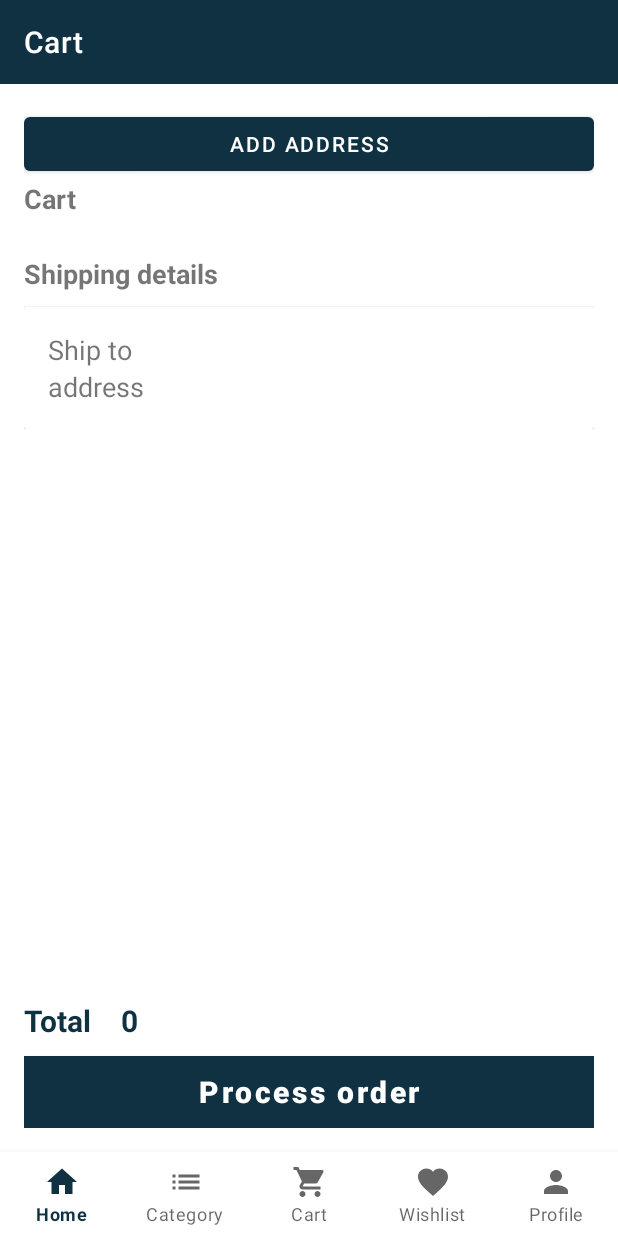
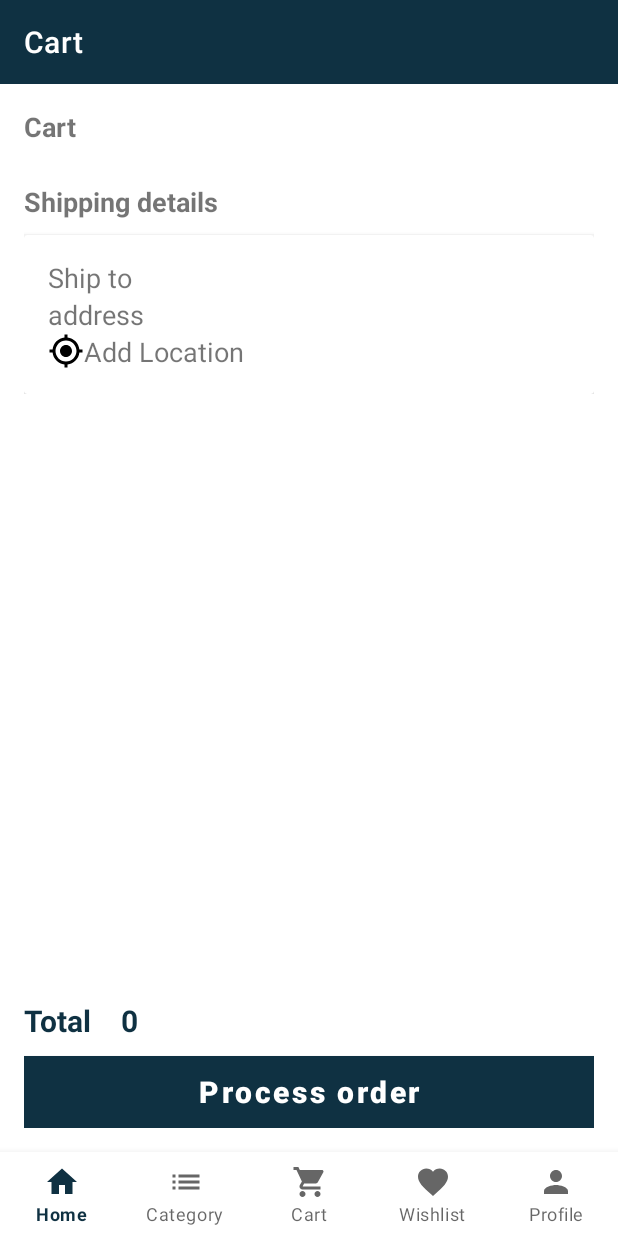
Before and after one commit to rohmanseo/Male-Shop-App, an Android app: the fragment CartFragment placed in its activity, on a phone screen of 412 x 824 dp. Run offline under Robolectric (Android 15) with nearby library versions, the phone set to English and light mode, and no system bars; libraries missing offline, so code that uses them is left out: com.androidnetworking, com.androidnetworking.common, com.androidnetworking.error, com.androidnetworking.interfaces; pictures from the network do not load; 8 statements that could not run were skipped.

Commit message:
fix add address

```diff
--- a/app/src/main/java/com/komsi/maleshop/ui/fragment/CartFragment.kt
+++ b/app/src/main/java/com/komsi/maleshop/ui/fragment/CartFragment.kt
@@ -14,6 +14,7 @@ import androidx.recyclerview.widget.RecyclerView
 import com.androidnetworking.AndroidNetworking
 import com.androidnetworking.common.Priority
 import com.androidnetworking.error.ANError
+import com.androidnetworking.interfaces.JSONObjectRequestListener
 import com.androidnetworking.interfaces.StringRequestListener
 import com.komsi.maleshop.R
 import com.komsi.maleshop.adapter.CartAdapter
@@ -28,12 +29,16 @@ import com.komsi.maleshop.utils.ConstApi
 import com.komsi.maleshop.utils.toaster
 import com.komsi.maleshop.viewmodel.CartViewModel
 import kotlinx.android.synthetic.main.fragment_cart.*
+import org.json.JSONObject
+import java.text.DecimalFormat
+import java.text.NumberFormat
 
 class CartFragment : Fragment(), ProductCallback, View.OnClickListener {
     private lateinit var adapter: CartAdapter
     private lateinit var rvCart: RecyclerView
     private lateinit var tvTotal: TextView
     private lateinit var dialogLoading: DialogFragmentLoading
+    private lateinit var tvAddressShip: TextView
 
     override fun onCreateView(inflater: LayoutInflater, container: ViewGroup?, savedInstanceState: Bundle?): View? {
         return inflater.inflate(R.layout.fragment_cart, container, false)
@@ -43,25 +48,23 @@ class CartFragment : Fragment(), ProductCallback, View.OnClickListener {
         super.onViewCreated(view, savedInstanceState)
         rvCart = view.findViewById(R.id.rv_cart) as RecyclerView
         tvTotal = view.findViewById(R.id.tv_total) as TextView
+        tvAddressShip = view.findViewById(R.id.tvAddressShip) as TextView
         dialogLoading = DialogFragmentLoading()
 
-        btn_open_alamat.setOnClickListener{
-            val intent = Intent(activity,AlamatActivity::class.java)
+        fetchProfileData()
+
+        btn_open_alamat.setOnClickListener {
+            val intent = Intent(activity, AlamatActivity::class.java)
             startActivity(intent)
         }
-
-
 
         btnOrder.setOnClickListener(this)
         fetchCart()
 
         btnOrder.setOnClickListener {
-            val intent = Intent (activity,PaymentActivity::class.java)
+            val intent = Intent(activity, PaymentActivity::class.java)
             startActivity(intent)
         }
-
-
-
 
     }
 
@@ -78,20 +81,44 @@ class CartFragment : Fragment(), ProductCallback, View.OnClickListener {
         cartViewModel.setList(requireActivity())
         cartViewModel.getList().observe(requireActivity(), androidx.lifecycle.Observer { contents ->
             adapter.setData(contents)
-            tvTotal.text = getTotalPrice(contents).toString()
+            tvTotal.text = getTotalPrice(contents)
         })
     }
 
-    fun getTotalPrice(list: ArrayList<Cart>): Double{
-        var price  = 0.0
+    private fun fetchProfileData() {
+        AndroidNetworking.initialize(requireContext())
+        AndroidNetworking.post(ConstApi.PROFILE.value)
+                .addHeaders("Authorization", "Bearer ${Credential.getToken(requireContext())}")
+                .setTag("profile")
+                .setPriority(Priority.HIGH)
+                .build()
+                .getAsJSONObject(object : JSONObjectRequestListener {
+                    override fun onResponse(response: JSONObject) {
+                        Log.d("profileResponse", response.toString())
+                        tvAddressShip.text = response.getString("alamat")
+
+                    }
+
+                    override fun onError(anError: ANError?) {
+                        Log.d("profileResponse", anError.toString())
+                    }
+                })
+    }
+
+    fun getTotalPrice(list: ArrayList<Cart>): String {
+        var price = 0.0
         list.map {
             price += it.harga * it.qty.toDouble()
         }
-        return price
+        return addCurrency(price)
     }
-
+    fun addCurrency(price: Double): String{
+        val formatter: NumberFormat = DecimalFormat("#,###")
+        return "Rp ${formatter.format(price)}"
+    }
     override fun onResume() {
         ToolbarHelper.setTitle(getString(R.string.cart))
+        fetchProfileData()
         super.onResume()
     }
 
@@ -104,9 +131,9 @@ class CartFragment : Fragment(), ProductCallback, View.OnClickListener {
     }
 
     override fun onClick(p0: View) {
-        when(p0.id){
+        when (p0.id) {
             R.id.btnOrder -> {
-                dialogLoading.show(requireFragmentManager(),"order")
+                dialogLoading.show(requireFragmentManager(), "order")
                 processOrder()
                 fetchCart()
             }
@@ -120,7 +147,7 @@ class CartFragment : Fragment(), ProductCallback, View.OnClickListener {
                 .setTag("order")
                 .setPriority(Priority.HIGH)
                 .build()
-                .getAsString(object : StringRequestListener{
+                .getAsString(object : StringRequestListener {
                     override fun onResponse(response: String?) {
                         "Success".toaster(requireContext())
                         dialogLoading.dismiss()
--- a/app/src/main/java/com/komsi/maleshop/utils/Const.kt
+++ b/app/src/main/java/com/komsi/maleshop/utils/Const.kt
@@ -1,7 +1,7 @@
 package com.komsi.maleshop.utils
 
 enum class ConstApi(val value: String){
-    ENDPOINT("http://192.168.25.105"),
+    ENDPOINT("http://192.168.0.4"),
 
     //data
     REGISTER("${ENDPOINT.value}/api/auth/register"),
--- /dev/null
+++ b/app/src/main/res/drawable/ic_my_location_black_24dp.xml
@@ -0,0 +1,9 @@
+<vector xmlns:android="http://schemas.android.com/apk/res/android"
+        android:width="24dp"
+        android:height="24dp"
+        android:viewportWidth="24.0"
+        android:viewportHeight="24.0">
+    <path
+        android:fillColor="#FF000000"
+        android:pathData="M12,8c-2.21,0 -4,1.79 -4,4s1.79,4 4,4 4,-1.79 4,-4 -1.79,-4 -4,-4zM20.94,11c-0.46,-4.17 -3.77,-7.48 -7.94,-7.94L13,1h-2v2.06C6.83,3.52 3.52,6.83 3.06,11L1,11v2h2.06c0.46,4.17 3.77,7.48 7.94,7.94L11,23h2v-2.06c4.17,-0.46 7.48,-3.77 7.94,-7.94L23,13v-2h-2.06zM12,19c-3.87,0 -7,-3.13 -7,-7s3.13,-7 7,-7 7,3.13 7,7 -3.13,7 -7,7z"/>
+</vector>
--- a/app/src/main/res/layout/fragment_cart.xml
+++ b/app/src/main/res/layout/fragment_cart.xml
@@ -10,21 +10,9 @@
         android:layout_width="match_parent"
         android:layout_height="wrap_content">
 
-
-
-
         <RelativeLayout
             android:layout_width="match_parent"
             android:layout_height="wrap_content">
-
-
-            <Button
-                android:layout_width="match_parent"
-                android:layout_height="wrap_content"
-                android:id="@+id/btn_open_alamat"
-                android:text="@string/tambah_alamat"
-
-                />
 
             <TextView
                 android:id="@+id/tvCart"
@@ -32,16 +20,15 @@
                 android:layout_height="wrap_content"
                 android:text="@string/cart"
                 android:textSize="18sp"
-                android:textStyle="bold"
-                android:layout_below="@id/btn_open_alamat"/>
+                android:textStyle="bold" />
 
             <androidx.recyclerview.widget.RecyclerView
                 android:id="@+id/rv_cart"
                 android:layout_width="match_parent"
                 android:layout_height="wrap_content"
-                android:focusable="true"
                 android:layout_below="@id/tvCart"
-                android:layout_marginTop="10dp" />
+                android:layout_marginTop="10dp"
+                android:focusable="true" />
 
             <TextView
                 android:id="@+id/tvShippingDetails"
@@ -49,7 +36,7 @@
                 android:layout_height="wrap_content"
                 android:layout_below="@id/rv_cart"
                 android:layout_marginTop="15dp"
-                android:text="Shipping details"
+                android:text="@string/shipping_details"
                 android:textSize="18sp"
                 android:textStyle="bold" />
 
@@ -60,10 +47,10 @@
                 android:layout_marginTop="10dp">
 
                 <LinearLayout
-                    android:padding="16dp"
                     android:layout_width="match_parent"
                     android:layout_height="wrap_content"
-                    android:orientation="vertical">
+                    android:orientation="vertical"
+                    android:padding="16dp">
 
                     <TextView
                         android:layout_width="match_parent"
@@ -77,6 +64,26 @@
                         android:layout_height="wrap_content"
                         android:text="@string/address"
                         android:textSize="18sp" />
+
+                    <LinearLayout
+                        android:id="@+id/btn_open_alamat"
+                        android:layout_width="match_parent"
+                        android:layout_height="wrap_content"
+                        android:orientation="horizontal">
+
+                        <ImageButton
+                            android:layout_width="wrap_content"
+                            android:layout_height="wrap_content"
+                            android:background="@android:color/transparent"
+                            android:src="@drawable/ic_my_location_black_24dp" />
+
+                        <TextView
+                            android:layout_width="match_parent"
+                            android:layout_height="wrap_content"
+                            android:text="@string/add_location"
+                            android:textSize="18sp" />
+                    </LinearLayout>
+
                 </LinearLayout>
             </androidx.cardview.widget.CardView>
         </RelativeLayout>
@@ -107,8 +114,8 @@
                 android:id="@+id/tv_total"
                 android:layout_width="wrap_content"
                 android:layout_height="wrap_content"
+                android:layout_marginLeft="20dp"
                 android:text="0"
-                android:layout_marginLeft="20dp"
                 android:textColor="@color/colorPrimary"
                 android:textSize="20sp"
                 android:textStyle="bold" />
--- a/app/src/main/res/values/strings.xml
+++ b/app/src/main/res/values/strings.xml
@@ -70,4 +70,6 @@
     <string name="add">Add</string>
     <string name="tambah_alamat">Add Address</string>
     <string name="payment">Payment</string>
+    <string name="add_location">Add Location</string>
+    <string name="shipping_details">Shipping details</string>
 </resources>
```
Also changed, not shown: app/src/main/java/com/komsi/maleshop/adapter/CartAdapter.kt (+8 -2 lines), app/src/main/java/com/komsi/maleshop/adapter/ProductAdapter.kt (+14 -7 lines), app/src/main/java/com/komsi/maleshop/ui/activity/AlamatActivity.kt (+73 -15 lines), app/src/main/java/com/komsi/maleshop/ui/activity/ArrivalActivity.java (deleted, +0 -44 lines), app/src/main/java/com/komsi/maleshop/ui/activity/DetailActivity.java (deleted, +0 -59 lines), 1 other file.
